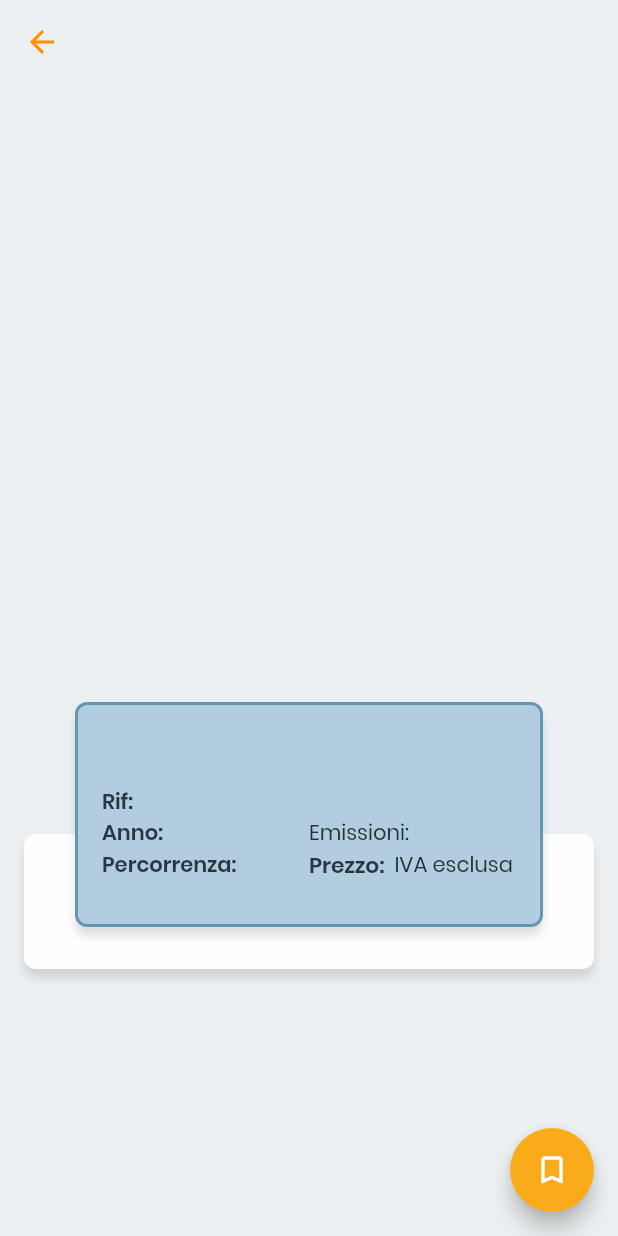
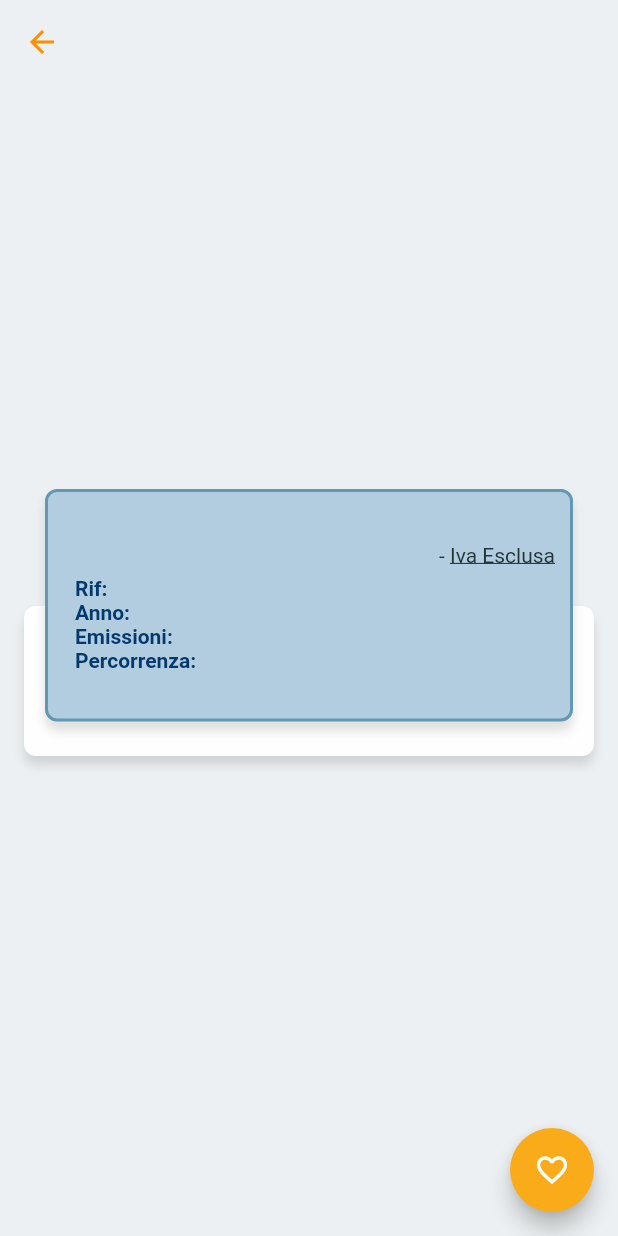
Before and after one commit to hobbit-xD/pastore_app, a Flutter app: the CarPage screen opened directly with empty values, on a phone screen of 412 x 824 dp. Run offline on Flutter 3.47's test engine with Material 2 defaults, Android fonts, the phone set to English and light mode, and no system bars; our stand-ins replace firebase_database, flutter_screenutil, flutter_swiper; accounts and stored records are empty.

Commit message:
Modifiche importanti impaginazione e layout

```diff
--- a/lib/CarPage.dart
+++ b/lib/CarPage.dart
@@ -27,143 +27,130 @@ class CarPageState extends State<CarPage> {
 
   @override
   Widget build(BuildContext context) {
-    final baseTextStyle = const TextStyle(fontFamily: 'Poppins', height: 1.2);
+    final headerTextStyle = TextStyle(
+        color: AppTheme.darkBlue, fontSize: 15.0, fontWeight: FontWeight.w600);
 
-    final headerTextStyle = baseTextStyle.copyWith(
-        color: AppTheme.darkerBlue,
-        fontSize: 16.0,
-        fontWeight: FontWeight.w600);
-
-    final subHeaderTextStyle = baseTextStyle.copyWith(
+    final regularTextStyle = TextStyle(
         color: AppTheme.nearlyBlack,
         fontSize: 14.0,
         fontWeight: FontWeight.w400);
 
     List<dynamic> listDetails = car.details;
 
-    final carCardContent = new Container(
-      margin: new EdgeInsets.symmetric(horizontal: 16.0),
-      constraints: new BoxConstraints.expand(),
-      child: new Column(
-        crossAxisAlignment: CrossAxisAlignment.start,
-        mainAxisAlignment: MainAxisAlignment.center,
+    final _riferimento = new Row(
       children: <Widget>[
-          new Container(
-            height: 4.0,
-          ),
-          new Text(
-            car.title,
-            style: headerTextStyle,
-          ),
-          new Container(
-            height: 4.0,
-          ),
-          new Row(children: <Widget>[
-            new Text(
-              "Rif: ",
-              style: subHeaderTextStyle.copyWith(
-                  color: AppTheme.darkText, fontWeight: FontWeight.w600),
-            ),
-            new Text(
-              car.rif,
-              style: subHeaderTextStyle,
-            ),
-          ]),
-          new Container(
-            height: 4.0,
-          ),
-          new Row(
+        new Text("Rif: ",
+            style: regularTextStyle.copyWith(
+                color: AppTheme.darkBlue, fontWeight: FontWeight.bold)),
+        new Text(car.rif ?? '-',
+            style: regularTextStyle.copyWith(fontWeight: FontWeight.normal))
+      ],
+    );
+
+    final _anno = new Row(
       children: <Widget>[
-              new Expanded(
-                  child: new Row(
+        new Text("Anno: ",
+            style: regularTextStyle.copyWith(
+                color: AppTheme.darkBlue, fontWeight: FontWeight.bold)),
+        new Text(car.anno ?? '-',
+            style: regularTextStyle.copyWith(fontWeight: FontWeight.normal))
+      ],
+    );
+
+    final _emissioni = new Row(
       children: <Widget>[
         new Text(
-                    "Anno: ",
-                    style: subHeaderTextStyle.copyWith(
-                        color: AppTheme.darkText, fontWeight: FontWeight.w600),
+          "Emissioni: ",
+          style: regularTextStyle.copyWith(
+              color: AppTheme.darkBlue, fontWeight: FontWeight.bold),
         ),
-                  new Text(
-                    car.anno,
-                    style: subHeaderTextStyle,
-                  ),
+        new Text(car.emissioni ?? '-',
+            style: regularTextStyle.copyWith(fontWeight: FontWeight.normal))
       ],
-              )),
-              new Expanded(
-                  child: new Row(
-                children: <Widget>[
-                  car.emissioni != null
-                      ? new Text("Emissioni: " + car.emissioni,
-                          style: subHeaderTextStyle)
-                      : new SizedBox(),
-                ],
-              )),
-            ],
-          ),
-          new Container(
-            height: 4.0,
-          ),
-          new Row(
-            children: <Widget>[
-              new Expanded(
-                  child: new Row(
+    );
+
+    final _percorrenza = new Row(
       children: <Widget>[
         new Text(
           "Percorrenza: ",
-                    style: subHeaderTextStyle.copyWith(
-                        color: AppTheme.darkText, fontWeight: FontWeight.w600),
+          style: regularTextStyle.copyWith(
+              color: AppTheme.darkBlue, fontWeight: FontWeight.bold),
         ),
-                  new Text(
-                    car.km,
-                    style: subHeaderTextStyle,
+        new Text(car.km,
+            style: regularTextStyle.copyWith(fontWeight: FontWeight.normal))
+      ],
+    );
+
+    final carDetails = new Container(
+      margin: EdgeInsets.only(left: 8.0),
+      child: new Column(
+        crossAxisAlignment: CrossAxisAlignment.start,
+        children: <Widget>[
+          _riferimento,
+          _anno,
+          _emissioni,
+          _percorrenza,
+        ],
       ),
-                ],
-              )),
-              new Expanded(
-                  child: new Row(
+    );
+
+    final carCardContent = new Padding(
+      padding: EdgeInsets.all(10.0),
+      child: new Column(
+        children: <Widget>[
+          new Text(car.title,
+              style: headerTextStyle, textAlign: TextAlign.center),
+          new SizedBox(height: 5.0),
+          new Row(
+            mainAxisAlignment: MainAxisAlignment.end,
             children: <Widget>[
               new Text(
-                    "Prezzo: ",
-                    style: subHeaderTextStyle.copyWith(
-                        color: AppTheme.darkText,
-                        fontSize: 14.5,
-                        fontWeight: FontWeight.w600),
+                car.price,
+                style: headerTextStyle,
               ),
-                  new Text(
-                    car.price,
-                    style: subHeaderTextStyle,
+              new Text(" - ", style: regularTextStyle),
+              new Text("Iva Esclusa",
+                  style: regularTextStyle.copyWith(
+                      decoration: TextDecoration.underline))
+            ],
           ),
-                  new Text(
-                    " IVA esclusa",
-                    style: subHeaderTextStyle,
-                  )
-                ],
-              )),
+          new SizedBox(height: 5.0),
+          new Row(
+            crossAxisAlignment: CrossAxisAlignment.center,
+            children: <Widget>[
+              carDetails,
             ],
           ),
         ],
       ),
     );
 
-    final carCard = new Container(
-      margin: new EdgeInsets.fromLTRB(50.0, 12.0, 50.0, 0.0),
-      child: carCardContent,
-      height: 150.0,
+    final carCard = Container(
+      constraints: BoxConstraints(
+          maxHeight: 155.0,
+          minHeight: 155.0,
+          maxWidth: MediaQuery.of(context).size.width,
+          minWidth: MediaQuery.of(context).size.width),
+      margin: EdgeInsets.fromLTRB(30, 0, 30, 0),
       decoration: new BoxDecoration(
-          border: Border.all(color: AppTheme.lightBlue, width: 2.0),
           color: AppTheme.lighterBlue,
           shape: BoxShape.rectangle,
           borderRadius: new BorderRadius.circular(8.0),
+          border: Border.all(color: AppTheme.lightBlue, width: 2.0),
           boxShadow: <BoxShadow>[
             new BoxShadow(
                 color: Colors.black12,
-                blurRadius: 4.0,
+                blurRadius: 5.0,
                 offset: new Offset(0.0, 6.0))
           ]),
+      child: carCardContent,
     );
 
     final slider = new ConstrainedBox(
       constraints: new BoxConstraints.expand(
-          width: MediaQuery.of(context).size.width, height: 400.0),
+        width: MediaQuery.of(context).size.width,
+        height: 250,
+      ),
       child: new Swiper(
         itemBuilder: (BuildContext context, int index) {
           return new Image.network(
@@ -178,7 +165,7 @@ class CarPageState extends State<CarPage> {
     );
 
     final carDescrContent = new Container(
-        margin: EdgeInsets.only(top: 90.0),
+        margin: EdgeInsets.only(top: 100.0),
         child: new ListView.builder(
             controller: _controller,
             itemCount: (listDetails != null) ? listDetails.length : 0,
@@ -198,15 +185,15 @@ class CarPageState extends State<CarPage> {
                       ),
                       new Text(
                         map.values.elementAt(1),
-                        style: subHeaderTextStyle.copyWith(
-                            color: AppTheme.darkText),
+                        style:
+                            regularTextStyle.copyWith(color: AppTheme.darkText),
                       ),
                     ],
                   ));
             }));
 
     final carDescr = new Container(
-      margin: new EdgeInsets.fromLTRB(16.0, 100.0, 16.0, 24.0),
+      margin: new EdgeInsets.fromLTRB(16.0, 78.0, 16.0, 24.0),
       child: carDescrContent,
       decoration: new BoxDecoration(
           color: AppTheme.nearlyWhite,
@@ -231,6 +218,7 @@ class CarPageState extends State<CarPage> {
             child: new Column(
               children: <Widget>[
                 slider,
+                SizedBox(height: 20.0),
                 new Stack(
                   children: <Widget>[
                     carDescr,
@@ -245,8 +233,8 @@ class CarPageState extends State<CarPage> {
         backgroundColor: AppTheme.orange,
         mini: false,
         child: car.isFavorite
-            ? Icon(Icons.bookmark, color: AppTheme.blue)
-            : Icon(Icons.bookmark_border, color: AppTheme.nearlyWhite),
+            ? Icon(Icons.favorite, color: AppTheme.blue)
+            : Icon(Icons.favorite_border, color: AppTheme.nearlyWhite),
       ),
     );
   }
--- a/lib/favorite.dart
+++ b/lib/favorite.dart
@@ -32,7 +32,7 @@ class FavoritesScreenState extends State<FavoritesScreen> {
                 padding: const EdgeInsets.symmetric(horizontal: 24),
                 child: Text(
                   'Non hai ancora aggiunto nessun veicolo nei preferiti',
-                  style: headerTextStyle,
+                  style: headerTextStyle,textAlign: TextAlign.center,
                 ),
               )
             : ListView.separated(
```
Also changed, not shown: lib/main.dart (+7 -7 lines), lib/ui.dart (+167 -21 lines), pubspec.yaml (+1 -6 lines). Lines whose indentation alone changed are shown as unchanged.
